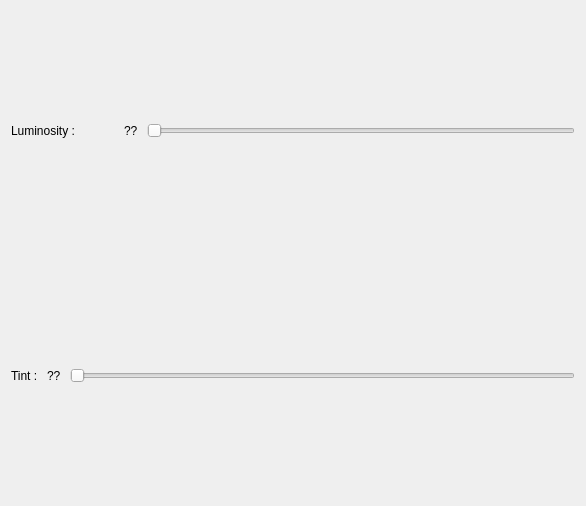
Old version of the form screensettings.ui in the repository Aryetis/Obenkyobo.
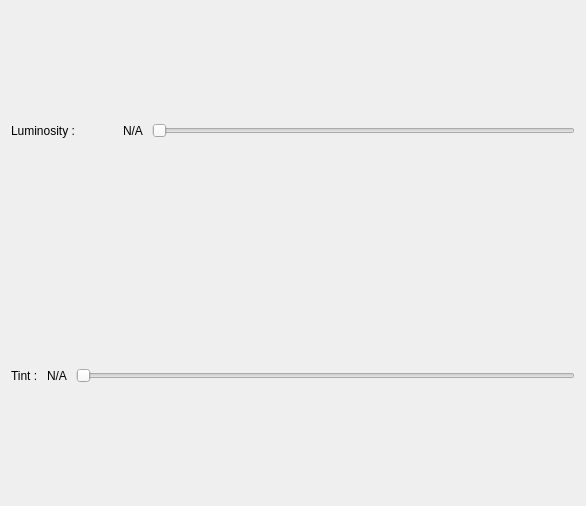
New version of the form.

Patch:
```diff
--- a/screensettings.ui
+++ b/screensettings.ui
@@ -47,7 +47,7 @@
        <item>
         <widget class="QLabel" name="LuminosityValue">
          <property name="text">
-          <string>?? </string>
+          <string>N/A </string>
          </property>
         </widget>
        </item>
@@ -120,7 +120,7 @@
        <item>
         <widget class="QLabel" name="TintValue">
          <property name="text">
-          <string>?? </string>
+          <string>N/A </string>
          </property>
         </widget>
        </item>
```
